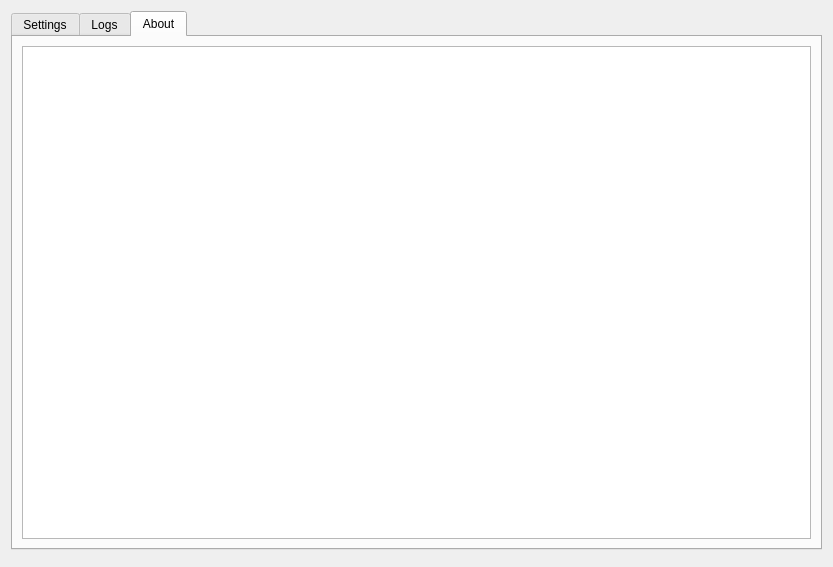
First picture: the form in sen2cor_adapter_dialog_base.ui, repository MathisRD/sen2cor_adapter, before the edit.
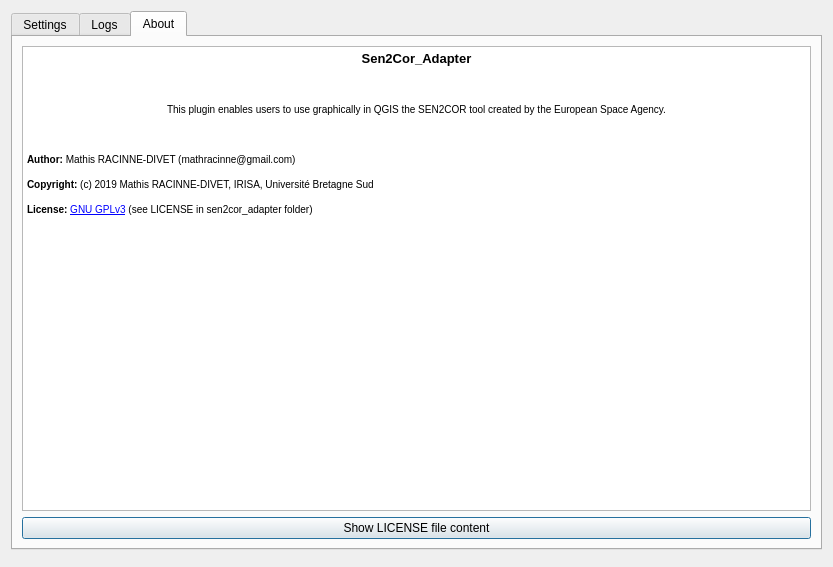
Second picture: the form after the edit. Custom widgets are drawn as their Qt base class.

Commit message: Filled about text area

Diff of the .ui file:
```diff
--- a/sen2cor_adapter_dialog_base.ui
+++ b/sen2cor_adapter_dialog_base.ui
@@ -566,9 +566,32 @@
        <string>About</string>
       </attribute>
       <layout class="QGridLayout" name="gridLayout_5">
+       <item row="1" column="0">
+        <widget class="QPushButton" name="licenseButton">
+         <property name="text">
+          <string>Show LICENSE file content</string>
+         </property>
+        </widget>
+       </item>
        <item row="0" column="0">
-        <widget class="QPlainTextEdit" name="aboutTextArea">
-         <property name="readOnly">
+        <widget class="QTextBrowser" name="aboutTextArea">
+         <property name="html">
+          <string>&lt;!DOCTYPE HTML PUBLIC &quot;-//W3C//DTD HTML 4.0//EN&quot; &quot;http://www.w3.org/TR/REC-html40/strict.dtd&quot;&gt;
+&lt;html&gt;&lt;head&gt;&lt;meta name=&quot;qrichtext&quot; content=&quot;1&quot; /&gt;&lt;style type=&quot;text/css&quot;&gt;
+p, li { white-space: pre-wrap; }
+&lt;/style&gt;&lt;/head&gt;&lt;body style=&quot; font-family:'MS Shell Dlg 2'; font-size:7.8pt; font-weight:400; font-style:normal;&quot;&gt;
+&lt;p align=&quot;center&quot; style=&quot; margin-top:12px; margin-bottom:12px; margin-left:0px; margin-right:0px; -qt-block-indent:0; text-indent:0px;&quot;&gt;&lt;span style=&quot; font-size:10pt; font-weight:600;&quot;&gt;Sen2Cor_Adapter&lt;/span&gt;&lt;/p&gt;
+&lt;p align=&quot;center&quot; style=&quot;-qt-paragraph-type:empty; margin-top:12px; margin-bottom:12px; margin-left:0px; margin-right:0px; -qt-block-indent:0; text-indent:0px; font-size:8pt;&quot;&gt;&lt;br /&gt;&lt;/p&gt;
+&lt;p align=&quot;center&quot; style=&quot; margin-top:12px; margin-bottom:12px; margin-left:0px; margin-right:0px; -qt-block-indent:0; text-indent:0px;&quot;&gt;This plugin enables users to use graphically in QGIS the SEN2COR tool created by the European Space Agency.&lt;/p&gt;
+&lt;p align=&quot;center&quot; style=&quot;-qt-paragraph-type:empty; margin-top:12px; margin-bottom:12px; margin-left:0px; margin-right:0px; -qt-block-indent:0; text-indent:0px;&quot;&gt;&lt;br /&gt;&lt;/p&gt;
+&lt;p style=&quot; margin-top:12px; margin-bottom:12px; margin-left:0px; margin-right:0px; -qt-block-indent:0; text-indent:0px;&quot;&gt;&lt;span style=&quot; font-weight:600;&quot;&gt;Author:&lt;/span&gt; Mathis RACINNE-DIVET (mathracinne@gmail.com)&lt;/p&gt;
+&lt;p style=&quot; margin-top:12px; margin-bottom:12px; margin-left:0px; margin-right:0px; -qt-block-indent:0; text-indent:0px;&quot;&gt;&lt;span style=&quot; font-weight:600;&quot;&gt;Copyright: &lt;/span&gt;(c) 2019 Mathis RACINNE-DIVET, IRISA, Université Bretagne Sud&lt;/p&gt;
+&lt;p style=&quot; margin-top:12px; margin-bottom:12px; margin-left:0px; margin-right:0px; -qt-block-indent:0; text-indent:0px;&quot;&gt;&lt;span style=&quot; font-weight:600;&quot;&gt;License: &lt;/span&gt;&lt;a href=&quot;https://www.gnu.org/licenses/gpl-3.0.html&quot;&gt;&lt;span style=&quot; text-decoration: underline; color:#0000ff;&quot;&gt;GNU GPLv3&lt;/span&gt;&lt;/a&gt; (see LICENSE in sen2cor_adapter folder)&lt;/p&gt;&lt;/body&gt;&lt;/html&gt;</string>
+         </property>
+         <property name="openExternalLinks">
+          <bool>true</bool>
+         </property>
+         <property name="openLinks">
           <bool>true</bool>
          </property>
         </widget>
```
The commit also changes 1 other file.
